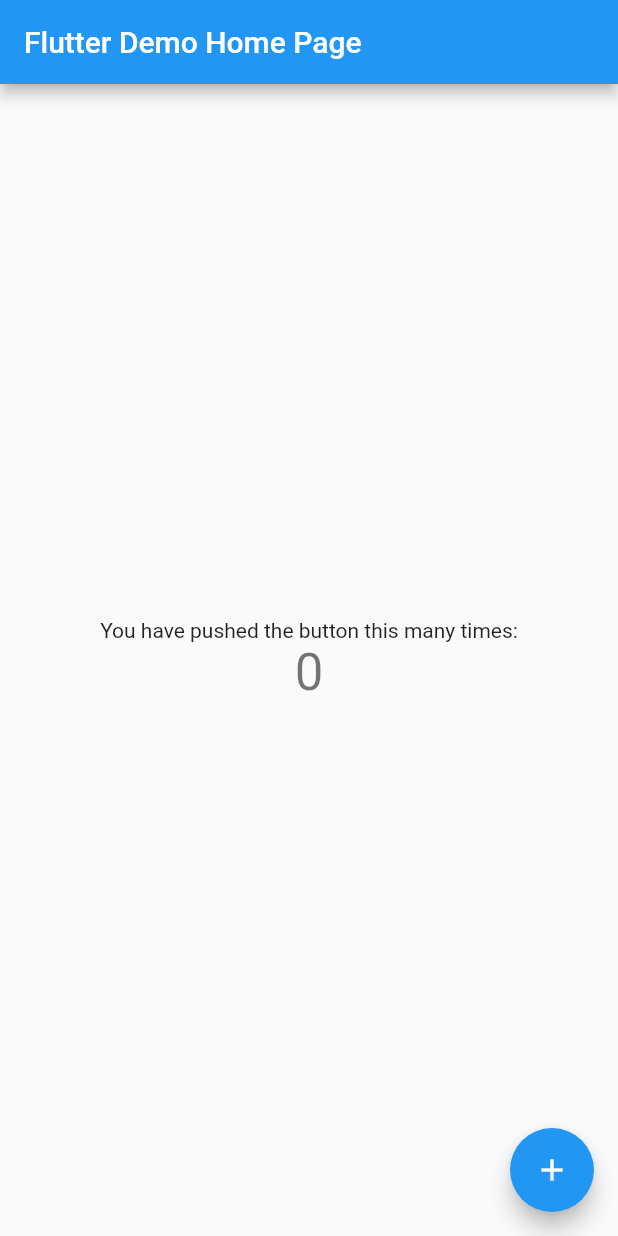
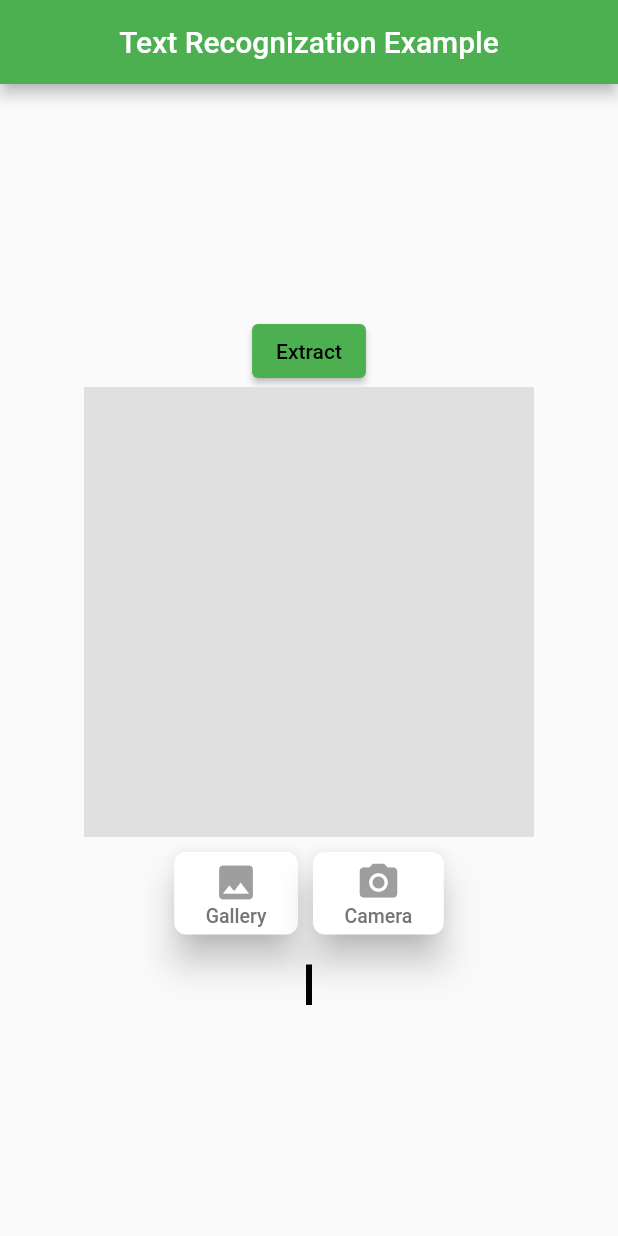
Before and after one commit to usamaiotexcel/ocr_scanner_flutter, a Flutter app: the screen it shows after launch, on a phone screen of 412 x 824 dp. Run offline on Flutter 3.47's test engine with Material 2 defaults, Android fonts, the light colour scheme and no system bars; our stand-ins replace file_picker, image_picker, permission_handler; missing offline and left inert: google_ml_kit, syncfusion_flutter_pdf.

Commit message:
text extract from cover page and compare two pdf text,if same then show error

```diff
--- a/lib/main.dart
+++ b/lib/main.dart
@@ -1,115 +1,204 @@
+import 'dart:io';
+
 import 'package:flutter/material.dart';
+import 'package:google_ml_kit/google_ml_kit.dart';
+import 'package:image_picker/image_picker.dart';
+
+import 'ExtractCoverPage.dart';
 
 void main() {
   runApp(const MyApp());
 }
 
 class MyApp extends StatelessWidget {
-  const MyApp({super.key});
+  const MyApp({Key? key}) : super(key: key);
 
   // This widget is the root of your application.
   @override
   Widget build(BuildContext context) {
     return MaterialApp(
-      title: 'Flutter Demo',
+      debugShowCheckedModeBanner: false,
       theme: ThemeData(
-        // This is the theme of your application.
-        //
-        // Try running your application with "flutter run". You'll see the
-        // application has a blue toolbar. Then, without quitting the app, try
-        // changing the primarySwatch below to Colors.green and then invoke
-        // "hot reload" (press "r" in the console where you ran "flutter run",
-        // or simply save your changes to "hot reload" in a Flutter IDE).
-        // Notice that the counter didn't reset back to zero; the application
-        // is not restarted.
-        primarySwatch: Colors.blue,
+        primarySwatch: Colors.green,
       ),
-      home: const MyHomePage(title: 'Flutter Demo Home Page'),
+      home: const MyHomePage(),
     );
   }
 }
 
 class MyHomePage extends StatefulWidget {
-  const MyHomePage({super.key, required this.title});
-
-  // This widget is the home page of your application. It is stateful, meaning
-  // that it has a State object (defined below) that contains fields that affect
-  // how it looks.
-
-  // This class is the configuration for the state. It holds the values (in this
-  // case the title) provided by the parent (in this case the App widget) and
-  // used by the build method of the State. Fields in a Widget subclass are
-  // always marked "final".
-
-  final String title;
+  const MyHomePage({Key? key}) : super(key: key);
 
   @override
   State<MyHomePage> createState() => _MyHomePageState();
 }
 
 class _MyHomePageState extends State<MyHomePage> {
-  int _counter = 0;
+  bool textScanning = false;
 
-  void _incrementCounter() {
-    setState(() {
-      // This call to setState tells the Flutter framework that something has
-      // changed in this State, which causes it to rerun the build method below
-      // so that the display can reflect the updated values. If we changed
-      // _counter without calling setState(), then the build method would not be
-      // called again, and so nothing would appear to happen.
-      _counter++;
-    });
+  XFile? imageFile;
+
+  String scannedText = "";
+
+  @override
+  Widget build(BuildContext context) {
+    return Scaffold(
+      appBar: AppBar(
+        centerTitle: true,
+        title: const Text("Text Recognization Example"),
+      ),
+      body: Center(
+          child: SingleChildScrollView(
+        child: Container(
+            margin: const EdgeInsets.all(20),
+            child: Column(
+              crossAxisAlignment: CrossAxisAlignment.center,
+              children: [
+                ElevatedButton(
+                    onPressed: () {
+                      Navigator.of(context)
+                          .push(MaterialPageRoute(builder: (_) => MyWidget()));
+                    },
+                    child: const Text(
+                      'Extract',
+                      style: TextStyle(color: Colors.black),
+                    )),
+                if (textScanning) const CircularProgressIndicator(),
+                if (!textScanning && imageFile == null)
+                  Container(
+                    width: 300,
+                    height: 300,
+                    color: Colors.grey[300]!,
+                  ),
+                if (imageFile != null) Image.file(File(imageFile!.path)),
+                Row(
+                  mainAxisAlignment: MainAxisAlignment.center,
+                  children: [
+                    Container(
+                        margin: const EdgeInsets.symmetric(horizontal: 5),
+                        padding: const EdgeInsets.only(top: 10),
+                        child: ElevatedButton(
+                          style: ElevatedButton.styleFrom(
+                            primary: Colors.white,
+                            onPrimary: Colors.grey,
+                            shadowColor: Colors.grey[400],
+                            elevation: 10,
+                            shape: RoundedRectangleBorder(
+                                borderRadius: BorderRadius.circular(8.0)),
+                          ),
+                          onPressed: () {
+                            getImage(ImageSource.gallery);
+                          },
+                          child: Container(
+                            margin: const EdgeInsets.symmetric(
+                                vertical: 5, horizontal: 5),
+                            child: Column(
+                              mainAxisSize: MainAxisSize.min,
+                              children: [
+                                const Icon(
+                                  Icons.image,
+                                  size: 30,
+                                ),
+                                Text(
+                                  "Gallery",
+                                  style: TextStyle(
+                                      fontSize: 13, color: Colors.grey[600]),
+                                )
+                              ],
+                            ),
+                          ),
+                        )),
+                    Container(
+                        margin: const EdgeInsets.symmetric(horizontal: 5),
+                        padding: const EdgeInsets.only(top: 10),
+                        child: ElevatedButton(
+                          style: ElevatedButton.styleFrom(
+                            primary: Colors.white,
+                            onPrimary: Colors.grey,
+                            shadowColor: Colors.grey[400],
+                            elevation: 10,
+                            shape: RoundedRectangleBorder(
+                                borderRadius: BorderRadius.circular(8.0)),
+                          ),
+                          onPressed: () {
+                            getImage(ImageSource.camera);
+                          },
+                          child: Container(
+                            margin: const EdgeInsets.symmetric(
+                                vertical: 5, horizontal: 5),
+                            child: Column(
+                              mainAxisSize: MainAxisSize.min,
+                              children: [
+                                Icon(
+                                  Icons.camera_alt,
+                                  size: 30,
+                                ),
+                                Text(
+                                  "Camera",
+                                  style: TextStyle(
+                                      fontSize: 13, color: Colors.grey[600]),
+                                )
+                              ],
+                            ),
+                          ),
+                        )),
+                  ],
+                ),
+                const SizedBox(
+                  height: 20,
+                ),
+                Column(
+                  children: [
+                    Container(
+                      decoration: BoxDecoration(border: Border.all(width: 2)),
+                      child: Text(
+                        scannedText,
+                        style: TextStyle(fontSize: 20),
+                      ),
+                    ),
+                  ],
+                )
+              ],
+            )),
+      )),
+    );
+  }
+
+  void getImage(ImageSource source) async {
+    try {
+      final pickedImage = await ImagePicker().pickImage(source: source);
+      if (pickedImage != null) {
+        textScanning = true;
+        imageFile = pickedImage;
+        setState(() {});
+        getRecognisedText(pickedImage);
+      }
+    } catch (e) {
+      textScanning = false;
+      imageFile = null;
+      scannedText = "Error occur while scanning";
+      setState(() {});
+    }
+  }
+
+  void getRecognisedText(XFile image) async {
+    final inputImage = InputImage.fromFilePath(image.path);
+    final textDetector = GoogleMlKit.vision.textDetector();
+    RecognisedText recognisedText = await textDetector.processImage(inputImage);
+    await textDetector.close();
+    scannedText = "";
+
+    for (TextBlock block in recognisedText.blocks) {
+      for (TextLine line in block.lines) {
+        scannedText = scannedText + "\n" + line.text + "\n";
+      }
+    }
+    textScanning = false;
+    setState(() {});
   }
 
   @override
-  Widget build(BuildContext context) {
-    // This method is rerun every time setState is called, for instance as done
-    // by the _incrementCounter method above.
-    //
-    // The Flutter framework has been optimized to make rerunning build methods
-    // fast, so that you can just rebuild anything that needs updating rather
-    // than having to individually change instances of widgets.
-    return Scaffold(
-      appBar: AppBar(
-        // Here we take the value from the MyHomePage object that was created by
-        // the App.build method, and use it to set our appbar title.
-        title: Text(widget.title),
-      ),
-      body: Center(
-        // Center is a layout widget. It takes a single child and positions it
-        // in the middle of the parent.
-        child: Column(
-          // Column is also a layout widget. It takes a list of children and
-          // arranges them vertically. By default, it sizes itself to fit its
-          // children horizontally, and tries to be as tall as its parent.
-          //
-          // Invoke "debug painting" (press "p" in the console, choose the
-          // "Toggle Debug Paint" action from the Flutter Inspector in Android
-          // Studio, or the "Toggle Debug Paint" command in Visual Studio Code)
-          // to see the wireframe for each widget.
-          //
-          // Column has various properties to control how it sizes itself and
-          // how it positions its children. Here we use mainAxisAlignment to
-          // center the children vertically; the main axis here is the vertical
-          // axis because Columns are vertical (the cross axis would be
-          // horizontal).
-          mainAxisAlignment: MainAxisAlignment.center,
-          children: <Widget>[
-            const Text(
-              'You have pushed the button this many times:',
-            ),
-            Text(
-              '$_counter',
-              style: Theme.of(context).textTheme.headline4,
-            ),
-          ],
-        ),
-      ),
-      floatingActionButton: FloatingActionButton(
-        onPressed: _incrementCounter,
-        tooltip: 'Increment',
-        child: const Icon(Icons.add),
-      ), // This trailing comma makes auto-formatting nicer for build methods.
-    );
+  void initState() {
+    super.initState();
   }
 }
```
Also changed, not shown: lib/ExtractCoverPage.dart (added, +315 -0 lines), pubspec.yaml (+10 -1 lines), pubspec.lock, 4 other files.
